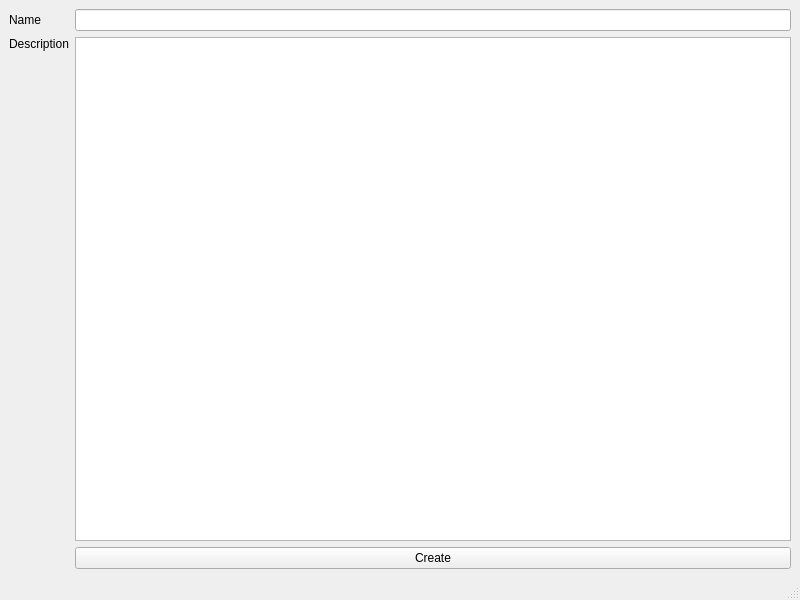
Old version of the form src/jukeboxcore/gui/widgets/guerilla/atypecreator.ui in the repository JukeboxPipeline/jukebox-core.
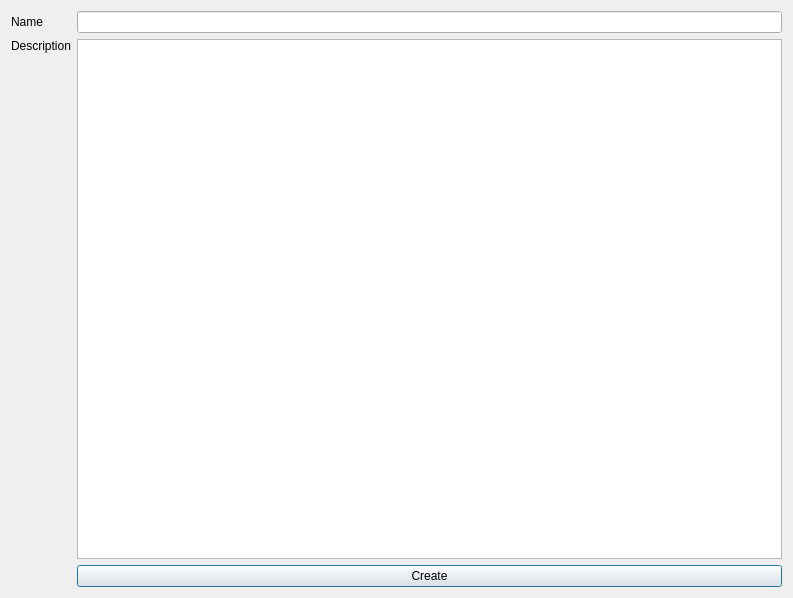
New version of the form.

Commit message: Chang the guerilla secondary windows to dialogs and implement create project

What changed in the file:
```diff
--- a/src/jukeboxcore/gui/widgets/guerilla/atypecreator.ui
+++ b/src/jukeboxcore/gui/widgets/guerilla/atypecreator.ui
@@ -1,19 +1,18 @@
 <?xml version="1.0" encoding="UTF-8"?>
 <ui version="4.0">
- <class>atypecreator_mwin</class>
- <widget class="QMainWindow" name="atypecreator_mwin">
+ <class>atypecreator_dialog</class>
+ <widget class="QDialog" name="atypecreator_dialog">
   <property name="geometry">
    <rect>
     <x>0</x>
     <y>0</y>
-    <width>800</width>
-    <height>600</height>
+    <width>793</width>
+    <height>598</height>
    </rect>
   </property>
   <property name="windowTitle">
    <string>Create Assettype</string>
   </property>
-  <widget class="QWidget" name="central_widget">
    <layout class="QGridLayout" name="gridLayout">
     <item row="0" column="0">
      <widget class="QLabel" name="name_lb">
@@ -47,8 +46,6 @@
     </item>
    </layout>
   </widget>
-  <widget class="QStatusBar" name="statusbar"/>
- </widget>
  <resources/>
  <connections>
   <connection>
```
Left out of the diff: 25 changed lines with no effect on the pictures. Lines whose indentation alone changed are shown as unchanged. The commit also changes 26 other files.
